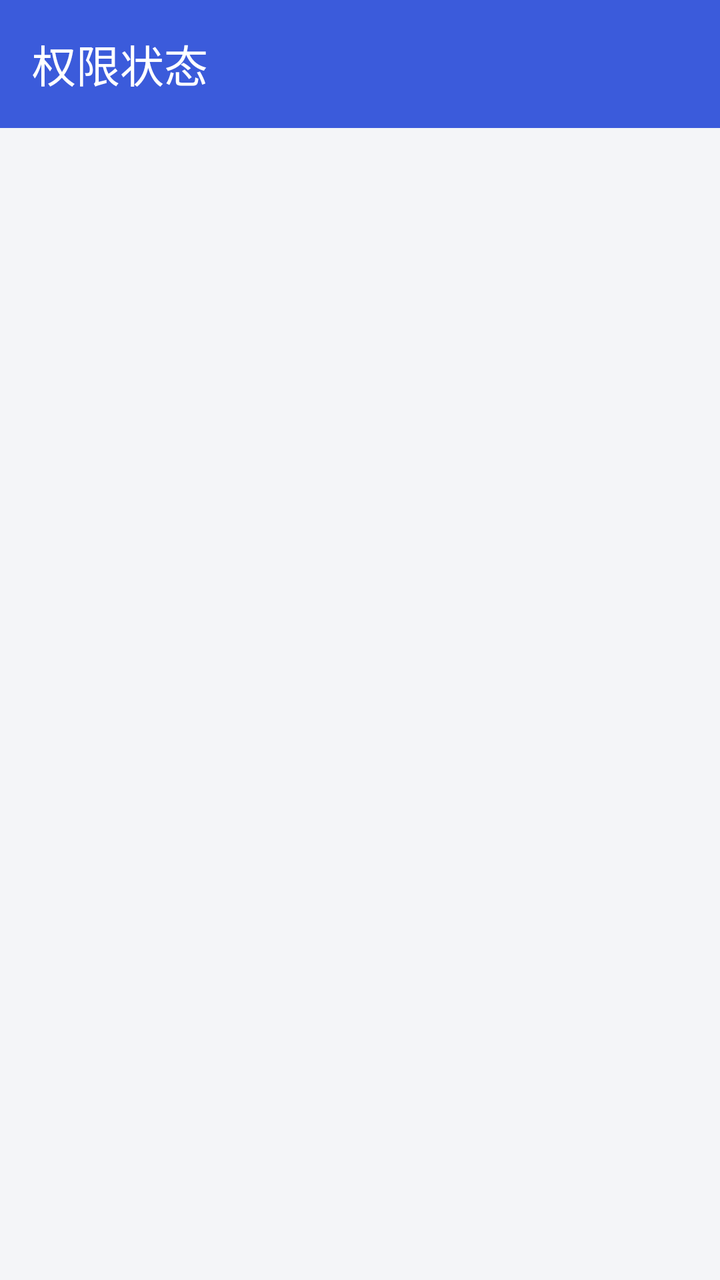
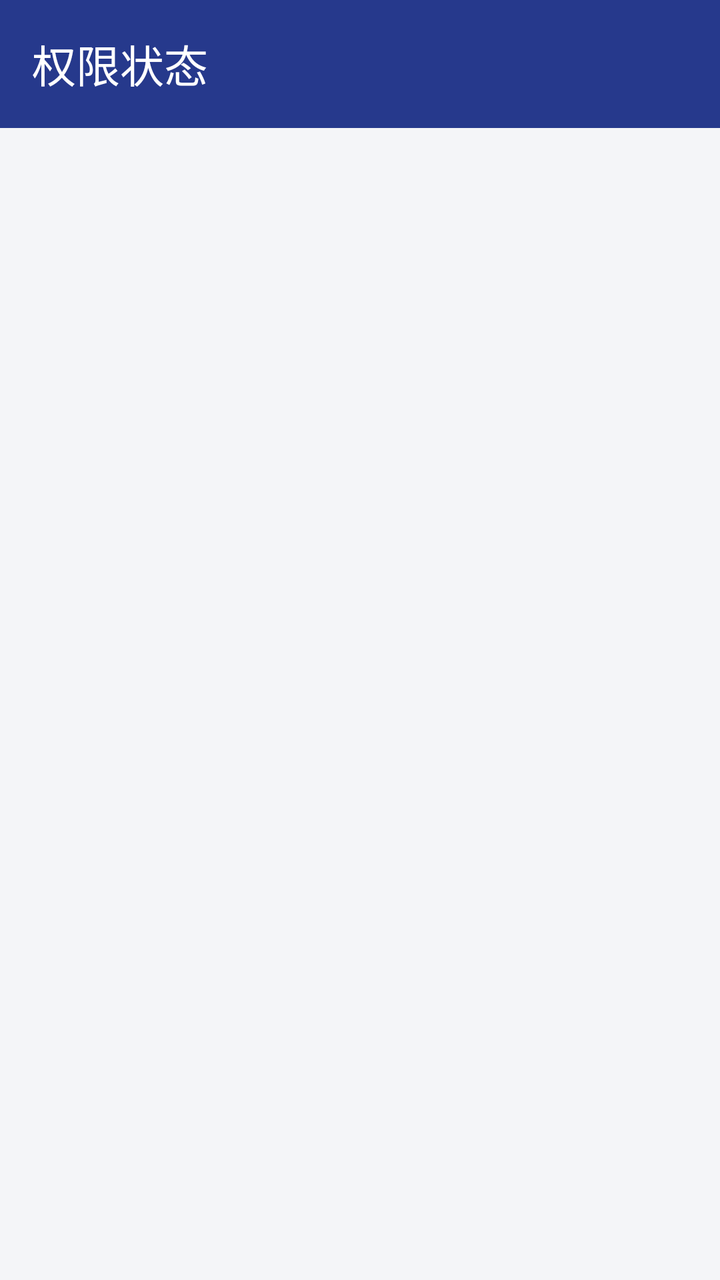

Screens rendered from an Android XML layout before and after an edit, with the pre-edit source and the edit as a unified diff.
<!-- AndroidManifest.xml: application theme Theme.MiniApp -->
<!-- res/layout/activity_permission_status.xml -->
<?xml version="1.0" encoding="utf-8"?>
<LinearLayout xmlns:android="http://schemas.android.com/apk/res/android"
    xmlns:app="http://schemas.android.com/apk/res-auto"
    android:layout_width="match_parent"
    android:layout_height="match_parent"
    android:background="@color/bg_window"
    android:orientation="vertical">

    <com.google.android.material.appbar.MaterialToolbar
        android:id="@+id/toolbar"
        android:layout_width="match_parent"
        android:layout_height="?attr/actionBarSize"
        android:background="@color/brand_primary"
        app:title="权限状态"
        app:titleTextColor="@color/brand_on_primary" />

    <ScrollView
        android:layout_width="match_parent"
        android:layout_height="match_parent">

        <LinearLayout
            android:id="@+id/container"
            android:layout_width="match_parent"
            android:layout_height="wrap_content"
            android:orientation="vertical"
            android:padding="16dp" />
    </ScrollView>
</LinearLayout>
<!-- resources referenced by this layout -->
<resources>
  <color name="bg_window">#F4F5F8</color>
  <color name="brand_on_primary">#FFFFFF</color>
  <color name="brand_primary">#3B5BDB</color>
  <style name="Theme.MiniApp" parent="Theme.Material3.DayNight.NoActionBar">
          
          <item name="colorPrimary">@color/brand_primary</item>
          <item name="colorOnPrimary">@color/brand_on_primary</item>
          <item name="colorPrimaryContainer">@color/brand_primary_container</item>
          <item name="colorOnPrimaryContainer">@color/brand_on_primary_container</item>
          <item name="colorSecondary">@color/brand_accent</item>
          <item name="colorOnSecondary">@color/brand_on_secondary</item>
          <item name="colorSurface">@color/bg_card</item>
          <item name="colorOnSurface">@color/text_primary</item>
          <item name="colorSurfaceVariant">@color/bg_card_raised</item>
          <item name="colorOnSurfaceVariant">@color/text_secondary</item>
          <item name="colorOutline">@color/divider</item>
          <item name="colorError">@color/danger</item>
          <item name="colorOnError">#FFFFFF</item>
          <item name="android:windowBackground">@color/bg_window</item>
          <item name="android:statusBarColor" tools:targetApi="l">@color/brand_primary_dark</item>
          
          <item name="android:windowAnimationStyle">@style/Animation.MiniApp.Activity</item>
          
          <item name="android:alertDialogTheme">@style/ThemeOverlay.MiniApp.RoundedDialog</item>
          <item name="alertDialogTheme">@style/ThemeOverlay.MiniApp.RoundedDialog</item>
          <item name="materialAlertDialogTheme">@style/ThemeOverlay.MiniApp.RoundedDialog</item>
      </style>
  <color name="brand_primary_container">#DCE1FB</color>
  <color name="brand_on_primary_container">#0F1855</color>
  <color name="brand_accent">#FFC24B</color>
  <color name="brand_on_secondary">#1A1504</color>
  <color name="bg_card">#FFFFFF</color>
  <color name="text_primary">#1A1A2E</color>
  <color name="bg_card_raised">#EEF0F6</color>
  <color name="text_secondary">#6B7280</color>
  <color name="divider">#E5E7EB</color>
  <color name="danger">#E03131</color>
  <color name="brand_primary_dark">#26398C</color>
  <style name="Animation.MiniApp.Activity" parent="@android:style/Animation.Activity">
          <item name="android:activityOpenEnterAnimation">@anim/slide_in_right</item>
          <item name="android:activityOpenExitAnimation">@anim/fade_out_slight</item>
          <item name="android:activityCloseEnterAnimation">@anim/fade_in_slight</item>
          <item name="android:activityCloseExitAnimation">@anim/slide_out_right</item>
      </style>
  <style name="ThemeOverlay.MiniApp.RoundedDialog" parent="ThemeOverlay.Material3.MaterialAlertDialog">
          <item name="colorPrimary">@color/brand_primary</item>
          <item name="colorSecondary">@color/brand_accent</item>
          <item name="shapeAppearanceOverlay">@style/ShapeAppearance.MiniApp.Dialog</item>
          <item name="buttonBarPositiveButtonStyle">@style/Widget.MiniApp.DialogButton</item>
          <item name="buttonBarNegativeButtonStyle">@style/Widget.MiniApp.DialogButton</item>
          <item name="buttonBarNeutralButtonStyle">@style/Widget.MiniApp.DialogButton</item>
      </style>
  <style name="ShapeAppearance.MiniApp.Dialog" parent="">
          <item name="cornerFamily">rounded</item>
          <item name="cornerSize">24dp</item>
      </style>
  <style name="Widget.MiniApp.DialogButton" parent="Widget.Material3.Button.TextButton.Dialog">
          <item name="android:textColor">@color/brand_primary</item>
      </style>
</resources>

<!-- the commit's change to res/layout/activity_permission_status.xml (unified diff, before → after) -->
@@ -10,9 +10,9 @@
         android:id="@+id/toolbar"
         android:layout_width="match_parent"
         android:layout_height="?attr/actionBarSize"
-        android:background="@color/brand_primary"
+        android:background="@color/brand_primary_dark"
         app:title="权限状态"
-        app:titleTextColor="@color/brand_on_primary" />
+        app:titleTextColor="#FFFFFF" />
 
     <ScrollView
         android:layout_width="match_parent"
